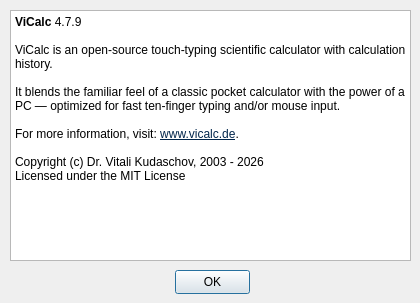
Above: vicalc/ui/about_dialog.ui from Kudaschov/ViCalc before the change. Below: the same form after it.
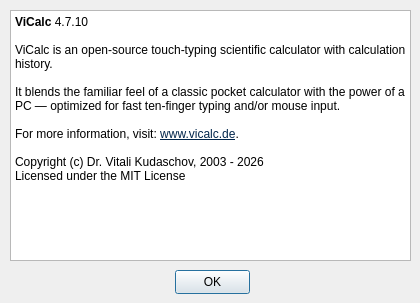
That is the form after the change.

Patch:
```diff
--- a/vicalc/ui/about_dialog.ui
+++ b/vicalc/ui/about_dialog.ui
@@ -43,7 +43,7 @@
 li.unchecked::marker { content: &quot;\2610&quot;; }
 li.checked::marker { content: &quot;\2612&quot;; }
 &lt;/style&gt;&lt;/head&gt;&lt;body style=&quot; font-family:'Segoe UI'; font-size:9pt; font-weight:400; font-style:normal;&quot;&gt;
-&lt;p style=&quot; margin-top:0px; margin-bottom:0px; margin-left:0px; margin-right:0px; -qt-block-indent:0; text-indent:0px;&quot;&gt;&lt;span style=&quot; font-weight:700;&quot;&gt;ViCalc &lt;/span&gt;4.7.9&lt;/p&gt;
+&lt;p style=&quot; margin-top:0px; margin-bottom:0px; margin-left:0px; margin-right:0px; -qt-block-indent:0; text-indent:0px;&quot;&gt;&lt;span style=&quot; font-weight:700;&quot;&gt;ViCalc &lt;/span&gt;4.7.10&lt;/p&gt;
 &lt;p style=&quot;-qt-paragraph-type:empty; margin-top:0px; margin-bottom:0px; margin-left:0px; margin-right:0px; -qt-block-indent:0; text-indent:0px;&quot;&gt;&lt;br /&gt;&lt;/p&gt;
 &lt;p style=&quot; margin-top:0px; margin-bottom:0px; margin-left:0px; margin-right:0px; -qt-block-indent:0; text-indent:0px;&quot;&gt;ViCalc is an open-source touch-typing scientific calculator with calculation history.&lt;/p&gt;
 &lt;p style=&quot;-qt-paragraph-type:empty; margin-top:0px; margin-bottom:0px; margin-left:0px; margin-right:0px; -qt-block-indent:0; text-indent:0px;&quot;&gt;&lt;br /&gt;&lt;/p&gt;
```
